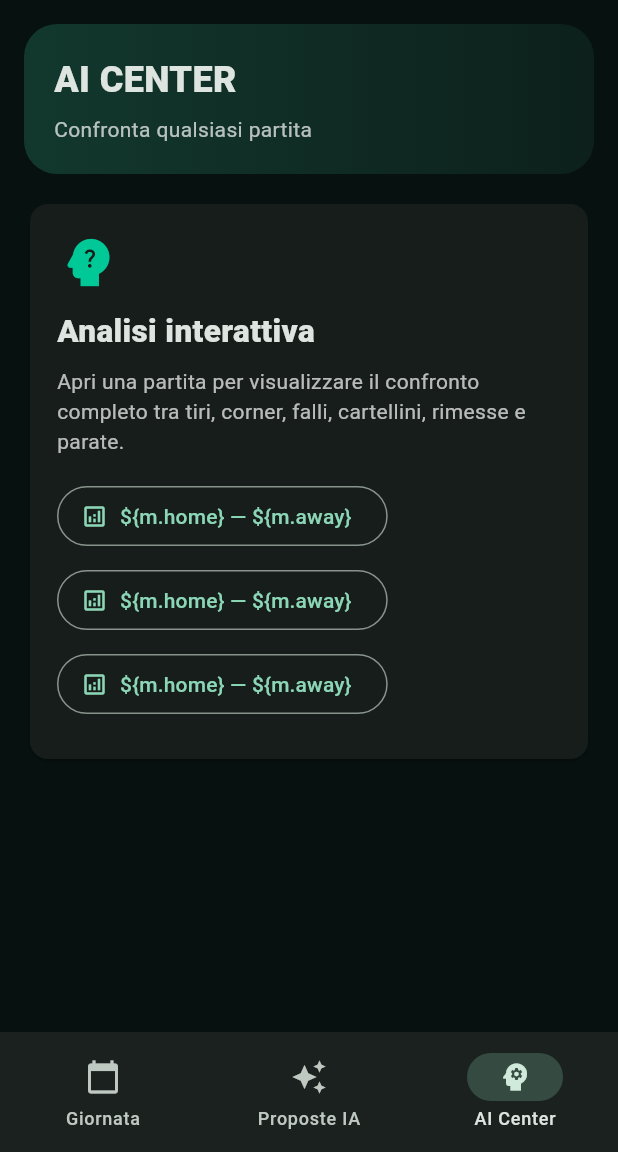
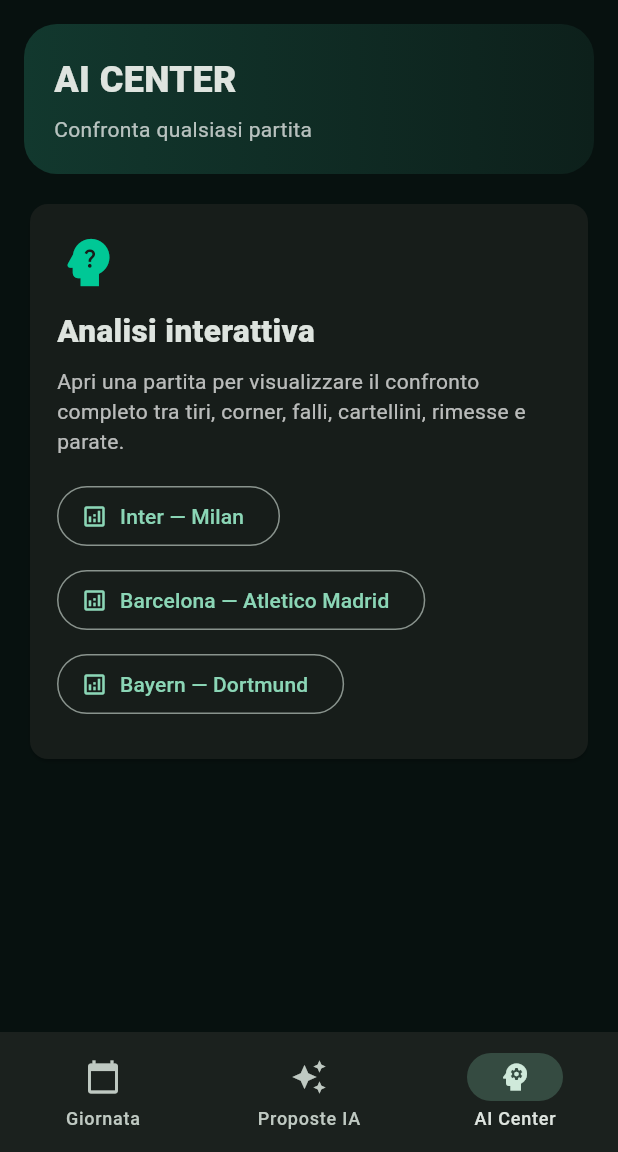
Before and after one commit to anonimatoxx11xx-dev/match-ai-pro, a Flutter app: the screen it shows after launch, item 3 of the bottom bar chosen, on a phone screen of 412 x 824 dp, the part 84-1236 px from its top. Run offline on Flutter 3.47's test engine with Material 3 defaults, Android fonts, the phone set to English and light mode, and no system bars.

Commit message:
Fix AI Center team names rendering

```diff
--- a/lib/main.dart
+++ b/lib/main.dart
@@ -57,7 +57,7 @@
                   child: OutlinedButton.icon(
                     onPressed: () => _open(m),
                     icon: const Icon(Icons.analytics_outlined),
-                    label: Text('\${m.home} — \${m.away}'),
+                    label: Text('${m.home} — ${m.away}'),
                   ),
                 )),
               ],
```
